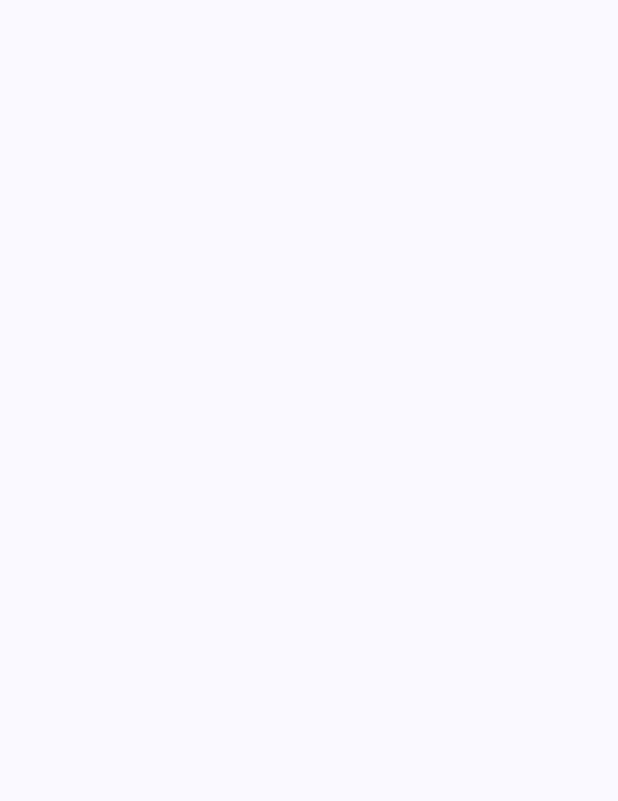
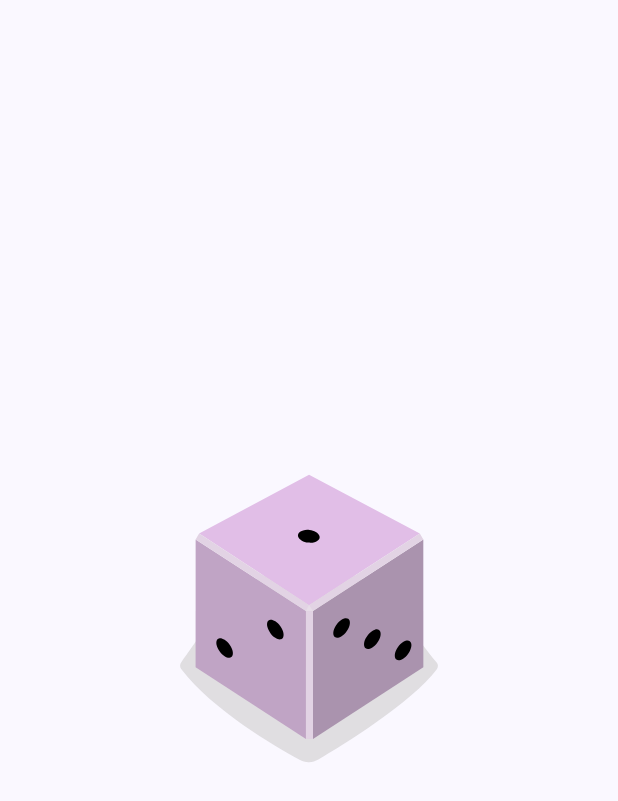
Before and after one commit to Lotsoo/dice-roller-app, an Android app built with Jetpack Compose: the screen it shows after launch (MainActivity), on a phone screen of 412 x 824 dp. Before the commit the part shown is empty. Shown: the top 801 px of the screen. Run offline under Robolectric (Android 15) with nearby library versions, the phone set to English and light mode, and no system bars.

Commit message:
feat(image): added compose image

```diff
--- a/app/src/main/java/com/example/dicerollerapp/MainActivity.kt
+++ b/app/src/main/java/com/example/dicerollerapp/MainActivity.kt
@@ -47,6 +47,13 @@ fun DiceRollerApp(modifier: Modifier = Modifier) {
 
 @Composable
 fun DiceWithButtonAndImage(modifier: Modifier = Modifier) {
+    Column(
+        modifier.fillMaxSize(),
+        horizontalAlignment = Alignment.CenterHorizontally,
+        verticalArrangement = Arrangement.Center
+    ) {
+        Image(painter = painterResource(id = R.drawable.dice_1), contentDescription = "1")
+    }
 }
 
 @Preview(showBackground = true)
```
